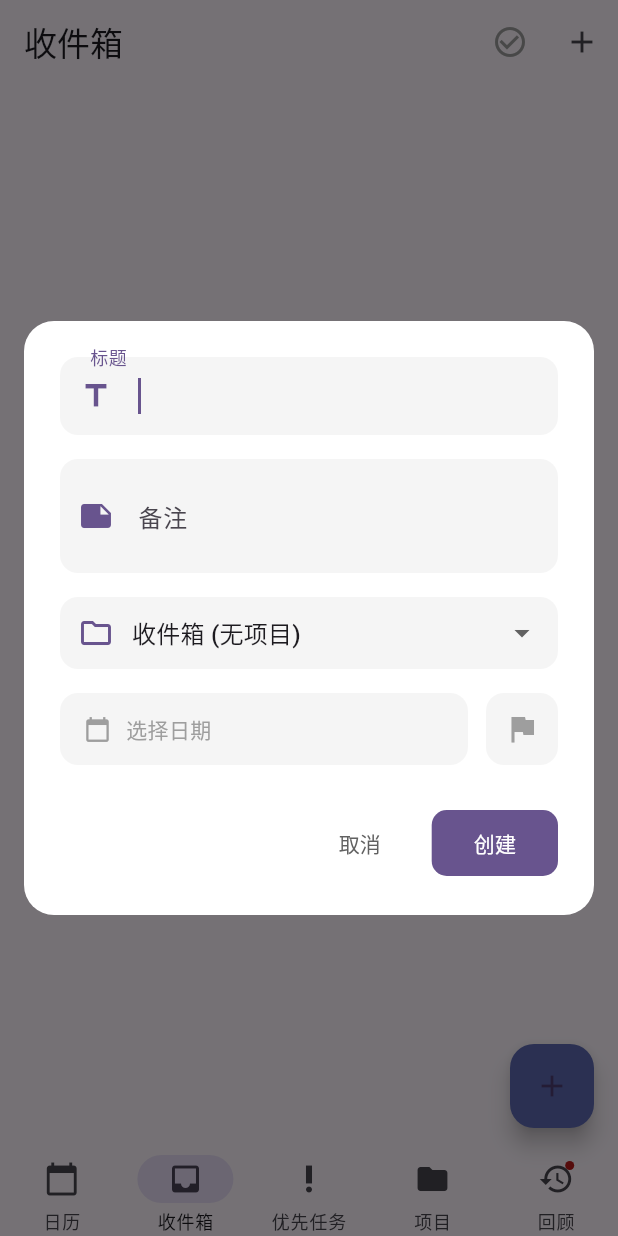
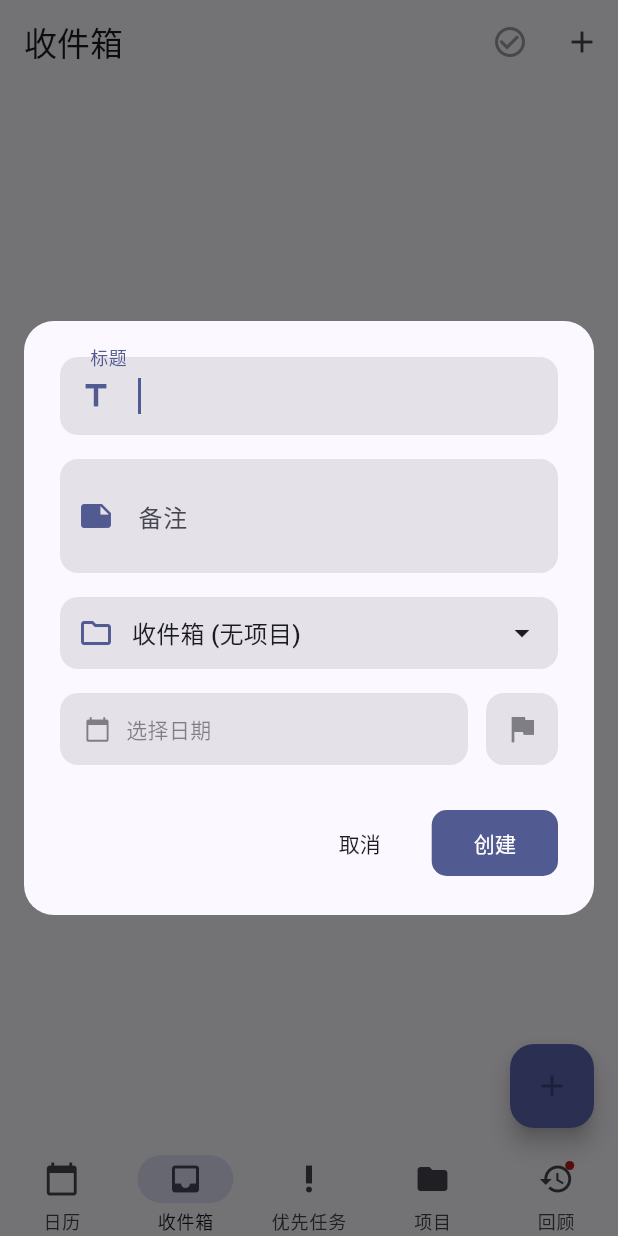
Before and after one commit to MOVING2014/GTD4, a Flutter app: the screen it shows after launch, item 2 of the bottom bar chosen, after a tap on the "add" icon, on a phone screen of 412 x 824 dp. Run offline on Flutter 3.47's test engine with Material 3 defaults, Android fonts, the phone set to English and light mode, and no system bars; our stand-ins replace flutter_slidable, sqflite, table_calendar; accounts and stored records are empty.

Commit message:
暗夜模式完成基本支持

```diff
--- a/lib/main.dart
+++ b/lib/main.dart
@@ -17,7 +17,8 @@ void main() async {
   SystemChrome.setSystemUIOverlayStyle(SystemUiOverlayStyle(
     systemNavigationBarColor: Colors.transparent,
     systemNavigationBarDividerColor: Colors.transparent,
-    systemNavigationBarIconBrightness: Brightness.dark, // 导航图标使用深色
+    // 根据平台亮度动态调整图标亮度
+    systemNavigationBarIconBrightness: Brightness.dark,
   ));
 
   // 启用边缘到边缘显示模式，让应用内容扩展到系统栏区域
@@ -41,9 +42,33 @@ class MyApp extends StatelessWidget {
       ],
       child: MaterialApp(
         title: 'GTD应用',
+        // 使用系统的亮暗模式设置
+        themeMode: ThemeMode.system,
+        // 亮色主题
         theme: ThemeData(
-          colorScheme: ColorScheme.fromSeed(seedColor: Colors.deepPurple),
           useMaterial3: true,
+          colorScheme: ColorScheme.fromSeed(
+            seedColor: const Color(0xFF5D69B3),
+            brightness: Brightness.light,
+          ),
+          // 设置AppBar样式
+          appBarTheme: const AppBarTheme(
+            backgroundColor: Colors.transparent,
+            elevation: 0,
+          ),
+        ),
+        // 暗色主题
+        darkTheme: ThemeData(
+          useMaterial3: true,
+          colorScheme: ColorScheme.fromSeed(
+            seedColor: const Color(0xFF5D69B3),
+            brightness: Brightness.dark,
+          ),
+          // 设置AppBar样式
+          appBarTheme: const AppBarTheme(
+            backgroundColor: Colors.transparent,
+            elevation: 0,
+          ),
         ),
         home: const HomeScreen(),
       ),
@@ -86,6 +111,9 @@ class _HomeScreenState extends State<HomeScreen> {
     // 获取底部安全区域的高度
     final bottomPadding = MediaQuery.of(context).padding.bottom;
 
+    // 获取当前主题亮暗模式状态
+    final isDarkMode = Theme.of(context).brightness == Brightness.dark;
+
     return Scaffold(
       // 使用SafeArea确保内容不会被底部导航手势区遮挡
       body: SafeArea(
@@ -99,8 +127,10 @@ class _HomeScreenState extends State<HomeScreen> {
       bottomNavigationBar: NavigationBar(
         // 增加底部填充，确保导航栏不会与系统手势区重叠
         height: kBottomNavigationBarHeight + bottomPadding,
-        // 设置为透明以与应用背景色融合
+        // 设置导航栏背景透明，使用上下文主题
         backgroundColor: Colors.transparent,
+        // 暗色模式下调整标签和图标颜色
+        indicatorColor: Theme.of(context).colorScheme.secondaryContainer,
         selectedIndex: _selectedIndex,
         onDestinationSelected: (int index) {
           setState(() {
--- a/lib/screens/calendar_screen.dart
+++ b/lib/screens/calendar_screen.dart
@@ -23,6 +23,8 @@ class _CalendarScreenState extends State<CalendarScreen> {
   @override
   Widget build(BuildContext context) {
     final taskProvider = Provider.of<TaskProvider>(context);
+    final isDarkMode = Theme.of(context).brightness == Brightness.dark;
+    final theme = Theme.of(context);
 
     return Scaffold(
       appBar: AppBar(
@@ -34,7 +36,9 @@ class _CalendarScreenState extends State<CalendarScreen> {
               taskProvider.showCompletedTasks
                   ? Icons.check_circle_outline
                   : Icons.check_circle,
-              color: taskProvider.showCompletedTasks ? Colors.grey : Colors.green,
+              color: taskProvider.showCompletedTasks
+                  ? theme.colorScheme.onSurface.withOpacity(0.5)
+                  : Colors.green,
             ),
             tooltip: taskProvider.showCompletedTasks ? '隐藏已完成任务' : '显示已完成任务',
             onPressed: () {
@@ -89,12 +93,13 @@ class _CalendarScreenState extends State<CalendarScreen> {
               _focusedDay = focusedDay;
             },
             calendarStyle: CalendarStyle(
+              // 适配暗黑模式的日历样式
               todayDecoration: const BoxDecoration(
                 shape: BoxShape.circle,
                 color: Colors.transparent,
               ),
-              todayTextStyle: const TextStyle(
-                color: Colors.blue,
+              todayTextStyle: TextStyle(
+                color: theme.colorScheme.primary,
                 fontWeight: FontWeight.bold,
                 fontSize: 16.0,
               ),
@@ -103,12 +108,25 @@ class _CalendarScreenState extends State<CalendarScreen> {
                 color: Colors.transparent,
               ),
               selectedTextStyle: TextStyle(
-                color: Color(0xFF5D69B3),
+                color: theme.colorScheme.primary,
                 fontWeight: FontWeight.bold,
                 fontSize: 16.0,
               ),
+              // 调整默认文本颜色为主题适配
+              defaultTextStyle: TextStyle(
+                color: theme.colorScheme.onSurface,
+              ),
+              // 周末文本颜色适配
+              weekendTextStyle: TextStyle(
+                color: theme.colorScheme.onSurface.withOpacity(0.8),
+              ),
+              // 日历外部日期文本颜色
+              outsideTextStyle: TextStyle(
+                color: theme.colorScheme.onSurface.withOpacity(0.5),
+              ),
+              // 标记样式
               markerDecoration: BoxDecoration(
-                color: Colors.red,
+                color: theme.colorScheme.primary,
                 shape: BoxShape.circle,
               ),
             ),
@@ -129,7 +147,7 @@ class _CalendarScreenState extends State<CalendarScreen> {
                   // 显示数字而不是小点
                   return Container(
                     decoration: BoxDecoration(
-                      color: const Color(0xFF5D69B3),
+                      color: theme.colorScheme.primary,
                       shape: BoxShape.circle,
                     ),
                     width: 13,
@@ -137,8 +155,8 @@ class _CalendarScreenState extends State<CalendarScreen> {
                     child: Center(
                       child: Text(
                         uncompletedTasks.length.toString(),
-                        style: const TextStyle(
-                          color: Colors.white,
+                        style: TextStyle(
+                          color: theme.colorScheme.onPrimary,
                           fontSize: 8,
                           fontWeight: FontWeight.bold,
                         ),
@@ -154,7 +172,9 @@ class _CalendarScreenState extends State<CalendarScreen> {
                 return Center(
                   child: Text(
                     text,
-                    style: const TextStyle(color: Colors.black87),
+                    style: TextStyle(
+                      color: theme.colorScheme.onSurface.withOpacity(0.8),
+                    ),
                   ),
                 );
               },
@@ -165,9 +185,10 @@ class _CalendarScreenState extends State<CalendarScreen> {
                 return Center(
                   child: Text(
                     formattedMonth,
-                    style: const TextStyle(
+                    style: TextStyle(
                       fontSize: 17.0,
                       fontWeight: FontWeight.bold,
+                      color: theme.colorScheme.onSurface,
                     ),
                   ),
                 );
@@ -182,11 +203,26 @@ class _CalendarScreenState extends State<CalendarScreen> {
             headerStyle: HeaderStyle(
               formatButtonVisible: true,
               formatButtonDecoration: BoxDecoration(
-                border: Border.all(color: Colors.grey),
+                border: Border.all(color: theme.colorScheme.onSurface.withOpacity(0.5)),
                 borderRadius: BorderRadius.circular(16.0),
               ),
-              formatButtonTextStyle: const TextStyle(color: Colors.black87),
+              formatButtonTextStyle: TextStyle(color: theme.colorScheme.onSurface),
               formatButtonPadding: const EdgeInsets.symmetric(horizontal: 10.0, vertical: 4.0),
+              // 调整标题颜色
+              titleTextStyle: TextStyle(
+                color: theme.colorScheme.onSurface,
+                fontSize: 17.0,
+                fontWeight: FontWeight.bold,
+              ),
+              // 调整左右箭头颜色
+              leftChevronIcon: Icon(
+                Icons.chevron_left,
+                color: theme.colorScheme.onSurface,
+              ),
+              rightChevronIcon: Icon(
+                Icons.chevron_right,
+                color: theme.colorScheme.onSurface,
+              ),
             ),
             // 不设置国际化locale，但自定义显示元素
             startingDayOfWeek: StartingDayOfWeek.monday,
@@ -195,10 +231,10 @@ class _CalendarScreenState extends State<CalendarScreen> {
           // 添加分割线
           Padding(
             padding: const EdgeInsets.symmetric(vertical: 8.0),
-            child: const Divider(
+            child: Divider(
               height: 0,
               thickness: 0.5,
-              color: Color(0xFFDDDDDD),
+              color: theme.colorScheme.onSurface.withOpacity(0.2),
               indent: 16.0,
               endIndent: 16.0,
             ),
@@ -213,7 +249,7 @@ class _CalendarScreenState extends State<CalendarScreen> {
                   padding: const EdgeInsets.all(16.0),
                   child: Text(
                     _formatChineseDate(_selectedDay),
-                    style: Theme.of(context).textTheme.titleLarge,
+                    style: theme.textTheme.titleLarge,
                   ),
                 ),
 
@@ -235,13 +271,13 @@ class _CalendarScreenState extends State<CalendarScreen> {
                               Icon(
                                 Icons.event_note,
                                 size: 64,
-                                color: Colors.grey[300],
+                                color: theme.colorScheme.onSurface.withOpacity(0.2),
                               ),
                               const SizedBox(height: 16),
                               Text(
                                 '${_formatChineseDate(_selectedDay).trim()} 没有任务',
                                 style: TextStyle(
-                                  color: Colors.grey[600],
+                                  color: theme.colorScheme.onSurface.withOpacity(0.6),
                                   fontSize: 16,
                                 ),
                               ),
@@ -292,8 +328,8 @@ class _CalendarScreenState extends State<CalendarScreen> {
       ),
       floatingActionButton: FloatingActionButton(
         onPressed: _addTaskForSelectedDay,
-        backgroundColor: const Color(0xFF5D69B3),
-        child: const Icon(Icons.add),
+        backgroundColor: theme.colorScheme.primary,
+        child: Icon(Icons.add, color: theme.colorScheme.onPrimary),
       ),
     );
   }
--- a/lib/widgets/add_task_dialog.dart
+++ b/lib/widgets/add_task_dialog.dart
@@ -74,6 +74,12 @@ class _AddTaskDialogState extends State<AddTaskDialog> {
       initialDate: _dueDate ?? DateTime.now(),
       firstDate: DateTime(2020),
       lastDate: DateTime(2030),
+      builder: (BuildContext context, Widget? child) {
+        return Theme(
+          data: Theme.of(context), // Use the app's current theme
+          child: child!,
+        );
+      },
     );
 
     if (picked != null && picked != _dueDate) {
@@ -130,7 +136,9 @@ class _AddTaskDialogState extends State<AddTaskDialog> {
   Widget build(BuildContext context) {
     final projectProvider = Provider.of<ProjectProvider>(context);
     final List<Project> projects = projectProvider.allProjects;
-    final colorScheme = Theme.of(context).colorScheme;
+    final theme = Theme.of(context);
+    final colorScheme = theme.colorScheme;
+    final isDarkMode = theme.brightness == Brightness.dark;
 
     // 简化优先级处理 - 只判断是"无"还是"有"
     bool hasPriority = _priority != TaskPriority.none;
@@ -140,7 +148,7 @@ class _AddTaskDialogState extends State<AddTaskDialog> {
         borderRadius: BorderRadius.circular(20.0),
       ),
       elevation: 8,
-      backgroundColor: Colors.white,
+      backgroundColor: theme.dialogBackgroundColor,
       insetPadding: const EdgeInsets.symmetric(horizontal: 16.0, vertical: 24.0),
       child: Container(
         width: MediaQuery.of(context).size.width * 0.95, // 增加弹窗宽度
@@ -171,7 +179,7 @@ class _AddTaskDialogState extends State<AddTaskDialog> {
                       borderSide: BorderSide.none,
                     ),
                     filled: true,
-                    fillColor: Colors.grey.withOpacity(0.1),
+                    fillColor: theme.colorScheme.onSurface.withOpacity(0.1),
                     contentPadding: const EdgeInsets.symmetric(horizontal: 16.0, vertical: 14.0),
                     prefixIcon: Icon(Icons.title, color: colorScheme.primary),
                   ),
@@ -205,7 +213,7 @@ class _AddTaskDialogState extends State<AddTaskDialog> {
                       borderSide: BorderSide.none,
                     ),
                     filled: true,
-                    fillColor: Colors.grey.withOpacity(0.1),
+                    fillColor: theme.colorScheme.onSurface.withOpacity(0.1),
                     contentPadding: const EdgeInsets.symmetric(horizontal: 16.0, vertical: 14.0),
                     prefixIcon: Icon(Icons.note, color: colorScheme.primary),
                   ),
@@ -217,7 +225,7 @@ class _AddTaskDialogState extends State<AddTaskDialog> {
                 // 项目选择
                 Container(
                   decoration: BoxDecoration(
-                    color: Colors.grey.withOpacity(0.1),
+                    color: theme.colorScheme.onSurface.withOpacity(0.1),
                     borderRadius: BorderRadius.circular(12.0),
                   ),
                   padding: const EdgeInsets.symmetric(horizontal: 12.0),
@@ -230,17 +238,17 @@ class _AddTaskDialogState extends State<AddTaskDialog> {
                           child: DropdownButton<String?>(
                             value: _selectedProjectId,
                             isExpanded: true,
-                            icon: const Icon(Icons.arrow_drop_down),
-                            hint: const Text('选择项目'),
+                            icon: Icon(Icons.arrow_drop_down, color: theme.colorScheme.onSurface),
+                            hint: Text('选择项目', style: TextStyle(color: theme.colorScheme.onSurface.withOpacity(0.7))),
                             items: [
-                              const DropdownMenuItem<String?>(
+                              DropdownMenuItem<String?>(
                                 value: null,
-                                child: Text('收件箱 (无项目)'),
+                                child: Text('收件箱 (无项目)', style: TextStyle(color: theme.colorScheme.onSurface)),
                               ),
                               ...projects.map((project) {
                                 return DropdownMenuItem<String?>(
                                   value: project.id,
-                                  child: Text(project.name),
+                                  child: Text(project.name, style: TextStyle(color: theme.colorScheme.onSurface)),
                                 );
                               }).toList(),
                             ],
@@ -249,7 +257,7 @@ class _AddTaskDialogState extends State<AddTaskDialog> {
                                 _selectedProjectId = newValue;
                               });
                             },
-                            dropdownColor: Colors.white,
+                            dropdownColor: theme.dialogBackgroundColor,
                           ),
                         ),
                       ),
@@ -271,14 +279,14 @@ class _AddTaskDialogState extends State<AddTaskDialog> {
                         child: Container(
                           padding: const EdgeInsets.symmetric(vertical: 14, horizontal: 16),
                           decoration: BoxDecoration(
-                            color: Colors.grey.withOpacity(0.1),
+                            color: theme.colorScheme.onSurface.withOpacity(0.1),
                             borderRadius: BorderRadius.circular(12),
                           ),
                           child: Row(
                             children: [
                               Icon(Icons.calendar_today,
                                 size: 18,
-                                color: _dueDate != null ? colorScheme.primary : Colors.grey
+                                color: _dueDate != null ? colorScheme.primary : theme.colorScheme.onSurface.withOpacity(0.5)
                               ),
                               const SizedBox(width: 10),
                               Expanded(
@@ -287,7 +295,9 @@ class _AddTaskDialogState extends State<AddTaskDialog> {
                                     ? '选择日期'
                                     : '${_dueDate!.year}/${_dueDate!.month}/${_dueDate!.day}',
                                   style: TextStyle(
-                                    color: _dueDate != null ? Colors.black87 : Colors.grey,
+                                    color: _dueDate != null
+                                        ? theme.colorScheme.onSurface
+                                        : theme.colorScheme.onSurface.withOpacity(0.5),
                                   ),
                                   overflow: TextOverflow.ellipsis,
                                 ),
@@ -299,7 +309,8 @@ class _AddTaskDialogState extends State<AddTaskDialog> {
                                       _dueDate = null;
                                     });
                                   },
-                                  child: const Icon(Icons.clear, size: 16, color: Colors.grey),
+                                  child: Icon(Icons.clear, size: 16,
+                                      color: theme.colorScheme.onSurface.withOpacity(0.5)),
                                 ),
                             ],
                           ),
@@ -319,13 +330,13 @@ class _AddTaskDialogState extends State<AddTaskDialog> {
                         width: 48,  // 固定宽度
                         height: 48,  // 固定高度
                         decoration: BoxDecoration(
-                          color: Colors.grey.withOpacity(0.1),
+                          color: theme.colorScheme.onSurface.withOpacity(0.1),
                           borderRadius: BorderRadius.circular(12),
                         ),
                         child: Center(
                           child: Icon(
                             Icons.flag,
-                            color: hasPriority ? Colors.orange : Colors.grey,
+                            color: hasPriority ? Colors.orange : theme.colorScheme.onSurface.withOpacity(0.5),
                             size: 24,
                           ),
                         ),
@@ -347,7 +358,7 @@ class _AddTaskDialogState extends State<AddTaskDialog> {
                         shape: RoundedRectangleBorder(
                           borderRadius: BorderRadius.circular(10),
                         ),
-                        foregroundColor: Colors.grey[700],
+                        foregroundColor: theme.colorScheme.onSurface,
                       ),
                       child: const Text('取消'),
                     ),
@@ -356,7 +367,7 @@ class _AddTaskDialogState extends State<AddTaskDialog> {
                       onPressed: _saveTask,
                       style: ElevatedButton.styleFrom(
                         backgroundColor: colorScheme.primary,
-                        foregroundColor: Colors.white,
+                        foregroundColor: colorScheme.onPrimary,
                         padding: const EdgeInsets.symmetric(horizontal: 28, vertical: 12),
                         shape: RoundedRectangleBorder(
                           borderRadius: BorderRadius.circular(10),
--- a/lib/widgets/task_list_item.dart
+++ b/lib/widgets/task_list_item.dart
@@ -30,6 +30,9 @@ class _TaskListItemState extends State<TaskListItem> {
   Widget build(BuildContext context) {
     final taskProvider = Provider.of<TaskProvider>(context, listen: false);
     final projectProvider = Provider.of<ProjectProvider>(context, listen: false);
+    // 获取当前主题和暗黑模式状态
+    final theme = Theme.of(context);
+    final isDarkMode = theme.brightness == Brightness.dark;
 
     // 获取项目信息
     Project? project = widget.task.projectId != null
@@ -172,8 +175,9 @@ class _TaskListItemState extends State<TaskListItem> {
                   }
                 },
                 activeColor: Colors.transparent,
+                // 适配暗黑模式的复选框颜色
                 checkColor: widget.task.priority == TaskPriority.none
-                    ? Colors.black87
+                    ? isDarkMode ? theme.colorScheme.onSurface : Colors.black87
                     : widget.task.getPriorityColor(),
                 fillColor: MaterialStateProperty.resolveWith((states) {
                   // 始终保持透明背景
@@ -183,7 +187,9 @@ class _TaskListItemState extends State<TaskListItem> {
                   (states) => BorderSide(
                     width: 1.5,
                     color: widget.task.priority == TaskPriority.none
-                        ? Colors.black54
+                        ? isDarkMode
+                            ? theme.colorScheme.onSurface.withOpacity(0.7)
+                            : Colors.black54
                         : widget.task.getPriorityColor(),
                   ),
                 ),
@@ -202,9 +208,10 @@ class _TaskListItemState extends State<TaskListItem> {
                     decoration: widget.task.status == TaskStatus.completed
                         ? TextDecoration.lineThrough
                         : null,
+                    // 适配暗黑模式的任务标题文字颜色
                     color: widget.task.status == TaskStatus.completed
-                        ? Colors.grey
-                        : Colors.black,
+                        ? theme.colorScheme.onSurface.withOpacity(0.6)
+                        : theme.colorScheme.onSurface,
                     fontSize: 17.0,
                   ),
                 ),
@@ -214,9 +221,10 @@ class _TaskListItemState extends State<TaskListItem> {
                     padding: const EdgeInsets.only(top: 4.0, bottom: 4.0),
                     child: Text(
                       widget.task.notes!,
-                      style: const TextStyle(
+                      style: TextStyle(
                         fontSize: 14.0,
-                        color: Colors.grey,
+                        // 适配暗黑模式的备注文字颜色
+                        color: theme.colorScheme.onSurface.withOpacity(0.6),
                       ),
                     ),
                   ),
@@ -230,7 +238,8 @@ class _TaskListItemState extends State<TaskListItem> {
                     icon: Icon(
                       _isNotesExpanded ? Icons.keyboard_arrow_up : Icons.notes,
                       size: 18,
-                      color: Colors.grey,
+                      // 适配暗黑模式的图标颜色
+                      color: theme.colorScheme.onSurface.withOpacity(0.5),
                     ),
                     onPressed: () {
                       setState(() {
@@ -259,11 +268,12 @@ class _TaskListItemState extends State<TaskListItem> {
   }
 
   Widget _buildSubtitle(Project? project) {
+    final theme = Theme.of(context);
+    // 定义统一的标签颜色，使用主题适配
+    final Color labelColor = theme.colorScheme.onSurface.withOpacity(0.6);
+    final Color overdueColor = Colors.red.shade300;
+
     final List<Widget> rowItems = [];
-
-    // 定义统一的标签颜色
-    final Color labelColor = Colors.grey.shade500;
-    final Color overdueColor = Colors.red.shade300;
 
     // 显示到期日期（如果有）
     if (widget.task.dueDate != null) {
```
